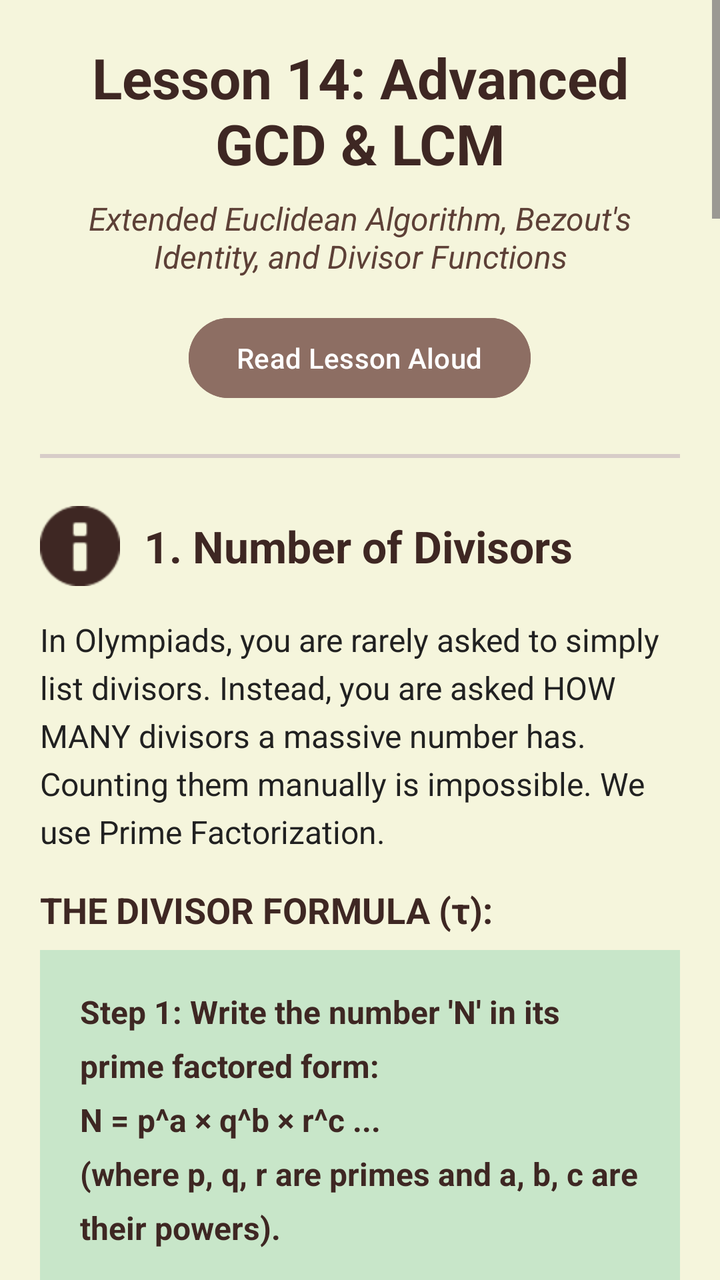
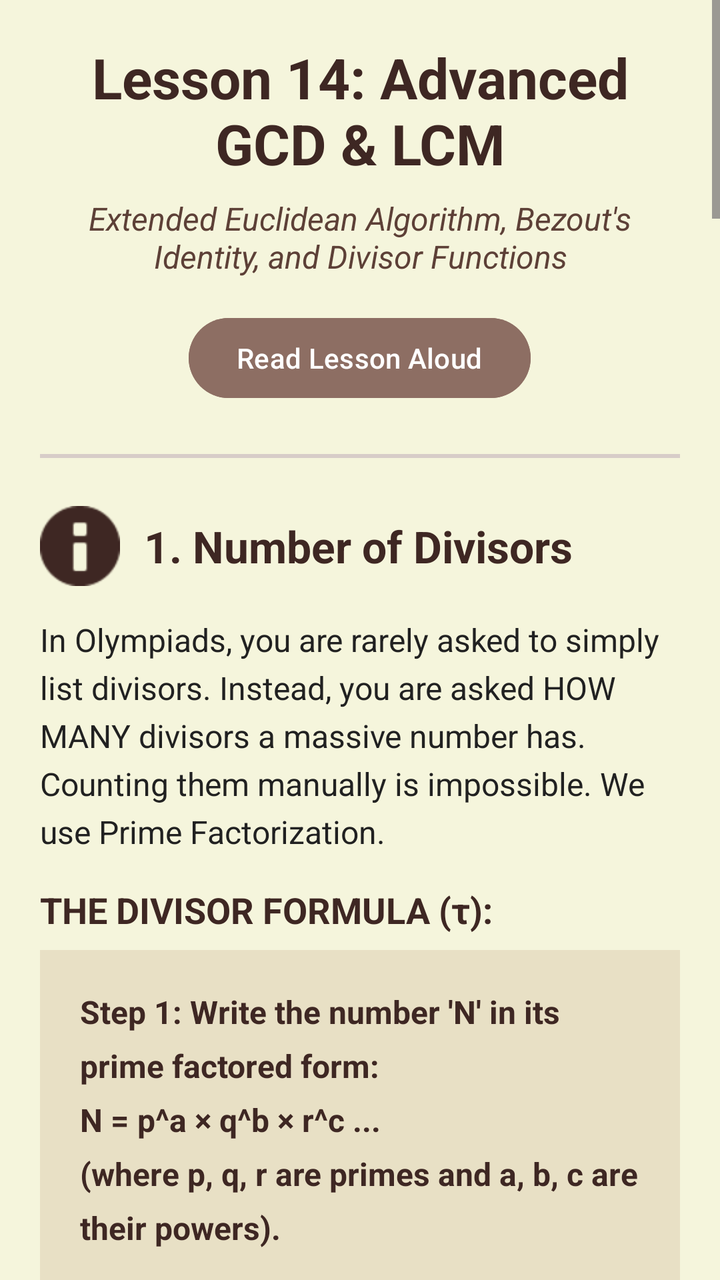

The first picture is an Android layout as it rendered before a commit; the second is the same layout after the commit. The layout source and the unified diff follow.
<!-- AndroidManifest.xml: application theme Theme.OlympMathMentor -->
<!-- res/layout/activity_lesson14.xml -->
<?xml version="1.0" encoding="utf-8"?>
<ScrollView
    xmlns:android="http://schemas.android.com/apk/res/android"
    xmlns:app="http://schemas.android.com/apk/res-auto"
    android:layout_width="match_parent"
    android:layout_height="match_parent"
    android:background="#F5F5DC">

    <LinearLayout
        android:layout_width="match_parent"
        android:layout_height="wrap_content"
        android:orientation="vertical"
        android:padding="20dp">

        <TextView
            android:id="@+id/tvTitle"
            android:layout_width="match_parent"
            android:layout_height="wrap_content"
            android:text="Lesson 14: Advanced GCD &amp; LCM"
            android:textSize="28sp"
            android:textStyle="bold"
            android:textColor="#3E2723"
            android:layout_marginBottom="8dp"
            android:gravity="center" />

        <TextView
            android:id="@+id/tvSubtitle"
            android:layout_width="match_parent"
            android:layout_height="wrap_content"
            android:text="Extended Euclidean Algorithm, Bezout's Identity, and Divisor Functions"
            android:textSize="16sp"
            android:textColor="#5D4037"
            android:layout_marginBottom="16dp"
            android:gravity="center"
            android:textStyle="italic" />

        <Button
            android:id="@+id/btnReadLesson"
            android:layout_width="wrap_content"
            android:layout_height="wrap_content"
            android:layout_gravity="center"
            android:text="Read Lesson Aloud"
            android:backgroundTint="#8D6E63"
            android:textColor="#FFFFFF"
            android:layout_marginBottom="24dp" />

        <View
            android:layout_width="match_parent"
            android:layout_height="2dp"
            android:background="#D7CCC8"
            android:layout_marginBottom="24dp" />

        <LinearLayout
            android:layout_width="match_parent"
            android:layout_height="wrap_content"
            android:orientation="horizontal"
            android:gravity="center_vertical"
            android:layout_marginBottom="16dp">

            <ImageView
                android:layout_width="40dp"
                android:layout_height="40dp"
                android:src="@android:drawable/ic_dialog_info"
                app:tint="#3E2723"
                android:layout_marginEnd="12dp" />

            <TextView
                android:id="@+id/tvSec1Title"
                android:layout_width="match_parent"
                android:layout_height="wrap_content"
                android:text="1. Number of Divisors"
                android:textSize="22sp"
                android:textStyle="bold"
                android:textColor="#3E2723" />
        </LinearLayout>

        <TextView
            android:id="@+id/tvSec1Text"
            android:layout_width="match_parent"
            android:layout_height="wrap_content"
            android:text="In Olympiads, you are rarely asked to simply list divisors. Instead, you are asked HOW MANY divisors a massive number has. Counting them manually is impossible. We use Prime Factorization."
            android:textColor="#212121"
            android:textSize="16sp"
            android:lineSpacingExtra="5dp"
            android:layout_marginBottom="16dp" />

        <TextView
            android:id="@+id/tvSec1FormulaTitle"
            android:layout_width="match_parent"
            android:layout_height="wrap_content"
            android:text="THE DIVISOR FORMULA (τ):"
            android:textSize="18sp"
            android:textStyle="bold"
            android:textColor="#3E2723"
            android:layout_marginBottom="8dp" />

        <TextView
            android:id="@+id/tvSec1FormulaText"
            android:layout_width="match_parent"
            android:layout_height="wrap_content"
            android:text="Step 1: Write the number 'N' in its prime factored form:\nN = p^a × q^b × r^c ...\n(where p, q, r are primes and a, b, c are their powers).\n\nStep 2: Add 1 to every power and multiply them together:\nTotal Divisors = (a + 1) × (b + 1) × (c + 1) ..."
            android:textSize="16sp"
            android:textStyle="bold"
            android:textColor="#3E2723"
            android:background="#C8E6C9"
            android:padding="20dp"
            android:lineSpacingExtra="8dp"
            android:layout_marginBottom="16dp" />

        <TextView
            android:id="@+id/tvSec1Example"
            android:layout_width="match_parent"
            android:layout_height="wrap_content"
            android:text="Example: How many divisors does 120 have?\n120 = 2³ × 3¹ × 5¹.\nThe powers are 3, 1, and 1.\nFormula: (3+1) × (1+1) × (1+1) = 4 × 2 × 2 = 16 divisors."
            android:textColor="#212121"
            android:textSize="16sp"
            android:background="#E8E0C5"
            android:padding="16dp"
            android:lineSpacingExtra="6dp"
            android:layout_marginBottom="24dp" />

        <View
            android:layout_width="match_parent"
            android:layout_height="1dp"
            android:background="#D7CCC8"
            android:layout_marginBottom="24dp" />

        <LinearLayout
            android:layout_width="match_parent"
            android:layout_height="wrap_content"
            android:orientation="horizontal"
            android:gravity="center_vertical"
            android:layout_marginBottom="16dp">

            <ImageView
                android:layout_width="40dp"
                android:layout_height="40dp"
                android:src="@android:drawable/ic_menu_sort_by_size"
                app:tint="#3E2723"
                android:layout_marginEnd="12dp" />

            <TextView
                android:id="@+id/tvSec2Title"
                android:layout_width="match_parent"
                android:layout_height="wrap_content"
                android:text="2. Bezout's Identity"
                android:textSize="22sp"
                android:textStyle="bold"
                android:textColor="#3E2723" />
        </LinearLayout>

        <TextView
            android:id="@+id/tvSec2Text1"
            android:layout_width="match_parent"
            android:layout_height="wrap_content"
            android:text="Bezout's Identity is a magical theorem in Number Theory. It states that for any two integers 'a' and 'b', their Greatest Common Divisor (GCD) can ALWAYS be written as a linear combination of 'a' and 'b'."
            android:textColor="#212121"
            android:textSize="16sp"
            android:lineSpacingExtra="5dp"
            android:layout_marginBottom="16dp" />

        <TextView
            android:id="@+id/tvSec2Equation"
            android:layout_width="match_parent"
            android:layout_height="wrap_content"
            android:text="ax + by = GCD(a, b)"
            android:textSize="20sp"
            android:textStyle="bold"
            android:gravity="center"
            android:textColor="#FFFFFF"
            android:background="#D32F2F"
            android:padding="16dp"
            android:lineSpacingExtra="6dp"
            android:layout_marginBottom="16dp" />

        <TextView
            android:id="@+id/tvSec2Text2"
            android:layout_width="match_parent"
            android:layout_height="wrap_content"
            android:text="Here, 'x' and 'y' are integers (one of them will usually be negative). \n\nExample: Let a = 12, b = 15. The GCD is 3. \nCan we find x, y such that 12x + 15y = 3? \nYes! If x = -1 and y = 1, then 12(-1) + 15(1) = 3."
            android:textColor="#212121"
            android:textSize="16sp"
            android:lineSpacingExtra="4dp"
            android:layout_marginBottom="24dp" />

        <View
            android:layout_width="match_parent"
            android:layout_height="1dp"
            android:background="#D7CCC8"
            android:layout_marginBottom="24dp" />

        <TextView
            android:id="@+id/tvSec3Title"
            android:layout_width="match_parent"
            android:layout_height="wrap_content"
            android:text="3. Linear Diophantine Equations"
            android:textSize="22sp"
            android:textStyle="bold"
            android:textColor="#3E2723"
            android:layout_marginBottom="16dp" />

        <TextView
            android:id="@+id/tvSec3Text1"
            android:layout_width="match_parent"
            android:layout_height="wrap_content"
            android:text="An equation of the form ax + by = c, where you only want integer solutions, is called a Linear Diophantine Equation."
            android:textColor="#212121"
            android:textSize="16sp"
            android:lineSpacingExtra="5dp"
            android:layout_marginBottom="16dp" />

        <TextView
            android:id="@+id/tvSec3Test"
            android:layout_width="match_parent"
            android:layout_height="wrap_content"
            android:text="THE SOLVABILITY TEST:\nThe equation ax + by = c has integer solutions IF AND ONLY IF 'c' is perfectly divisible by GCD(a, b)."
            android:textSize="16sp"
            android:textStyle="bold"
            android:textColor="#5D4037"
            android:background="#BBDEFB"
            android:padding="16dp"
            android:lineSpacingExtra="6dp"
            android:layout_marginBottom="24dp" />

        <TextView
            android:id="@+id/tvSec3Example"
            android:layout_width="match_parent"
            android:layout_height="wrap_content"
            android:text="Example: Can you buy exactly $43 worth of items using only $6 and $9 coins? \nEquation: 6x + 9y = 43. \nGCD(6, 9) = 3. \nSince 43 is NOT divisible by 3, this is IMPOSSIBLE!"
            android:textColor="#212121"
            android:textSize="16sp"
            android:lineSpacingExtra="5dp"
            android:layout_marginBottom="24dp" />

        <View
            android:layout_width="match_parent"
            android:layout_height="1dp"
            android:background="#D7CCC8"
            android:layout_marginBottom="24dp" />

        <TextView
            android:id="@+id/tvSec4Title"
            android:layout_width="match_parent"
            android:layout_height="wrap_content"
            android:text="4. GCD &amp; LCM of Fractions"
            android:textSize="22sp"
            android:textStyle="bold"
            android:textColor="#3E2723"
            android:layout_marginBottom="16dp" />

        <TextView
            android:id="@+id/tvSec4Text1"
            android:layout_width="match_parent"
            android:layout_height="wrap_content"
            android:text="What if you need the LCM of fractions? For example, bells ringing every 3/4 of a minute and 5/6 of a minute. There are special formulas for this:"
            android:textColor="#212121"
            android:textSize="16sp"
            android:lineSpacingExtra="5dp"
            android:layout_marginBottom="16dp" />

        <TextView
            android:id="@+id/tvSec4Formulas"
            android:layout_width="match_parent"
            android:layout_height="wrap_content"
            android:text="• LCM of Fractions = LCM(Numerators) / GCD(Denominators)\n\n• GCD of Fractions = GCD(Numerators) / LCM(Denominators)"
            android:textSize="16sp"
            android:textStyle="bold"
            android:textColor="#2E7D32"
            android:background="#C8E6C9"
            android:padding="16dp"
            android:lineSpacingExtra="6dp"
            android:layout_marginBottom="32dp" />

        <TextView
            android:id="@+id/tvMasterTitle"
            android:layout_width="match_parent"
            android:layout_height="wrap_content"
            android:text="Masterclass: Advanced Problems"
            android:textSize="24sp"
            android:textStyle="bold"
            android:textColor="#3E2723"
            android:layout_marginBottom="24dp"
            android:gravity="center" />

        <LinearLayout
            android:layout_width="match_parent"
            android:layout_height="wrap_content"
            android:orientation="vertical"
            android:background="#F5F5F5"
            android:padding="16dp"
            android:layout_marginBottom="20dp"
            android:elevation="2dp">

            <TextView
                android:id="@+id/tvProb1Title"
                android:layout_width="match_parent"
                android:layout_height="wrap_content"
                android:text="Problem 1: The Gear Synchronization"
                android:textSize="18sp"
                android:textStyle="bold"
                android:textColor="#00695C"
                android:layout_marginBottom="8dp" />

            <TextView
                android:id="@+id/tvProb1Q"
                android:layout_width="match_parent"
                android:layout_height="wrap_content"
                android:text="Question: Two interlocking gears have 24 teeth and 36 teeth respectively. We mark the two teeth that are currently touching. How many FULL REVOLUTIONS must the smaller gear make before the exact same two marked teeth touch again?"
                android:textColor="#212121"
                android:textSize="16sp"
                android:lineSpacingExtra="4dp"
                android:layout_marginBottom="12dp" />

            <TextView
                android:id="@+id/tvProb1S1"
                android:layout_width="match_parent"
                android:layout_height="wrap_content"
                android:text="Step 1: For the same teeth to touch again, the total number of teeth that pass the contact point must be a perfect multiple of BOTH 24 and 36."
                android:textColor="#424242"
                android:textSize="15sp"
                android:layout_marginBottom="6dp" />

            <TextView
                android:id="@+id/tvProb1S2"
                android:layout_width="match_parent"
                android:layout_height="wrap_content"
                android:text="Step 2: This means we need the Least Common Multiple (LCM) of 24 and 36."
                android:textColor="#424242"
                android:textSize="15sp"
                android:layout_marginBottom="6dp" />

            <TextView
                android:id="@+id/tvProb1S3"
                android:layout_width="match_parent"
                android:layout_height="wrap_content"
                android:text="Step 3: LCM(24, 36) = 72. This means 72 teeth must pass the contact point."
                android:textColor="#424242"
                android:textSize="15sp"
                android:textStyle="italic"
                android:layout_marginBottom="6dp" />

            <TextView
                android:id="@+id/tvProb1S4"
                android:layout_width="match_parent"
                android:layout_height="wrap_content"
                android:text="Step 4: The problem asks for the number of revolutions of the SMALLER gear (which has 24 teeth). \nRevolutions = 72 / 24 = 3."
                android:textColor="#424242"
                android:textSize="15sp"
                android:layout_marginBottom="6dp" />

            <TextView
                android:id="@+id/tvProb1Ans"
                android:layout_width="match_parent"
                android:layout_height="wrap_content"
                android:text="Answer: The smaller gear makes 3 revolutions."
                android:textColor="#2E7D32"
                android:textStyle="bold"
                android:textSize="16sp"
                android:layout_marginTop="8dp" />
        </LinearLayout>

        <LinearLayout
            android:layout_width="match_parent"
            android:layout_height="wrap_content"
            android:orientation="vertical"
            android:background="#F5F5F5"
            android:padding="16dp"
            android:layout_marginBottom="20dp"
            android:elevation="2dp">

            <TextView
                android:id="@+id/tvProb2Title"
                android:layout_width="match_parent"
                android:layout_height="wrap_content"
                android:text="Problem 2: The Mysterious Pair"
                android:textSize="18sp"
                android:textStyle="bold"
                android:textColor="#1565C0"
                android:layout_marginBottom="8dp" />

            <TextView
                android:id="@+id/tvProb2Q"
                android:layout_width="match_parent"
                android:layout_height="wrap_content"
                android:text="Question: The product of two numbers 'a' and 'b' is 300. Their GCD is 5. Find the sum of these two numbers (assuming neither number is equal to the GCD itself)."
                android:textColor="#212121"
                android:textSize="16sp"
                android:lineSpacingExtra="4dp"
                android:layout_marginBottom="12dp" />

            <TextView
                android:id="@+id/tvProb2S1"
                android:layout_width="match_parent"
                android:layout_height="wrap_content"
                android:text="Step 1: If GCD(a,b) = 5, then both numbers are multiples of 5. \nLet a = 5m and b = 5n, where 'm' and 'n' are coprime (their GCD is 1)."
                android:textColor="#424242"
                android:textSize="15sp"
                android:layout_marginBottom="6dp" />

            <TextView
                android:id="@+id/tvProb2S2"
                android:layout_width="match_parent"
                android:layout_height="wrap_content"
                android:text="Step 2: We know a × b = 300. \nSo, (5m) × (5n) = 300 \n25mn = 300 \nmn = 12."
                android:textColor="#424242"
                android:textSize="15sp"
                android:layout_marginBottom="6dp" />

            <TextView
                android:id="@+id/tvProb2S3"
                android:layout_width="match_parent"
                android:layout_height="wrap_content"
                android:text="Step 3: We need pairs of integers (m, n) that multiply to 12 and are coprime. \nPairs for 12: (1, 12), (2, 6), (3, 4). \n(2, 6) is NOT coprime because they are both even. So we can only use (1, 12) or (3, 4)."
                android:textColor="#424242"
                android:textSize="15sp"
                android:layout_marginBottom="6dp" />

            <TextView
                android:id="@+id/tvProb2S4"
                android:layout_width="match_parent"
                android:layout_height="wrap_content"
                android:text="Step 4: If m=1, n=12, then a=5, b=60. But the problem said neither number is the GCD itself (so 'a' cannot be 5). \nWe must use m=3, n=4. \nSo a = 5×3 = 15, and b = 5×4 = 20."
                android:textColor="#424242"
                android:textSize="15sp"
                android:layout_marginBottom="6dp" />

            <TextView
                android:id="@+id/tvProb2Ans"
                android:layout_width="match_parent"
                android:layout_height="wrap_content"
                android:text="Answer: The numbers are 15 and 20. Their sum is 35."
                android:textColor="#2E7D32"
                android:textStyle="bold"
                android:textSize="16sp"
                android:layout_marginTop="8dp" />
        </LinearLayout>

        <Button
            android:id="@+id/btnGoToTest14"
            android:layout_width="match_parent"
            android:layout_height="70dp"
            android:text="TAKE TEST 14"
            android:textStyle="bold"
            android:textSize="22sp"
            app:backgroundTint="#FFCC80"
            android:textColor="#3E2723"
            android:elevation="6dp"
            android:layout_marginTop="10dp"
            android:layout_marginBottom="20dp" />

    </LinearLayout>
</ScrollView>
<!-- resources referenced by this layout -->
<resources>
  <style name="Theme.OlympMathMentor" parent="Base.Theme.OlympMathMentor" />
  <style name="Base.Theme.OlympMathMentor" parent="Theme.Material3.DayNight.NoActionBar">
          <item name="colorPrimary">@color/soft_beige</item>
  
          <item name="android:statusBarColor">@color/soft_beige</item>
  
          <item name="android:windowLightStatusBar">true</item>
      </style>
  <color name="soft_beige">#EFEBE9</color>
</resources>

<!-- the commit's change to res/layout/activity_lesson14.xml (unified diff, before → after) -->
@@ -102,7 +102,7 @@
             android:textSize="16sp"
             android:textStyle="bold"
             android:textColor="#3E2723"
-            android:background="#C8E6C9"
+            android:background="#E8E0C5"
             android:padding="20dp"
             android:lineSpacingExtra="8dp"
             android:layout_marginBottom="16dp" />
@@ -168,7 +168,7 @@
             android:textStyle="bold"
             android:gravity="center"
             android:textColor="#FFFFFF"
-            android:background="#D32F2F"
+            android:background="#E8E0C5"
             android:padding="16dp"
             android:lineSpacingExtra="6dp"
             android:layout_marginBottom="16dp" />
@@ -217,7 +217,7 @@
             android:textSize="16sp"
             android:textStyle="bold"
             android:textColor="#5D4037"
-            android:background="#BBDEFB"
+            android:background="#E8E0C5"
             android:padding="16dp"
             android:lineSpacingExtra="6dp"
             android:layout_marginBottom="24dp" />
@@ -442,8 +442,8 @@
             android:text="TAKE TEST 14"
             android:textStyle="bold"
             android:textSize="22sp"
-            app:backgroundTint="#FFCC80"
-            android:textColor="#3E2723"
+            app:backgroundTint="#8D6E63"
+            android:textColor="#FFFFFF"
             android:elevation="6dp"
             android:layout_marginTop="10dp"
             android:layout_marginBottom="20dp" />
